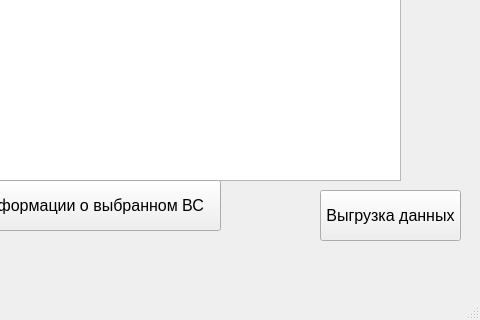
Before: the Qt Designer form mainwindow.ui in d1mas334/PPO_KR2, drawn with Qt 5; both pictures show x 320 to 800 and y 280 to 600 of the 800 by 600 pixel window.
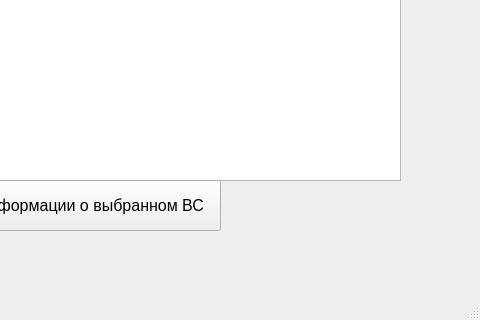
After: the same form once the commit is applied.

The edit to the form file:
```diff
--- a/mainwindow.ui
+++ b/mainwindow.ui
@@ -81,24 +81,6 @@
      <string>Фильтр</string>
     </property>
    </widget>
-   <widget class="QPushButton" name="pushButton_2">
-    <property name="geometry">
-     <rect>
-      <x>640</x>
-      <y>470</y>
-      <width>141</width>
-      <height>51</height>
-     </rect>
-    </property>
-    <property name="font">
-     <font>
-      <pointsize>12</pointsize>
-     </font>
-    </property>
-    <property name="text">
-     <string>Выгрузка данных</string>
-    </property>
-   </widget>
    <widget class="QPushButton" name="pushButton">
     <property name="geometry">
      <rect>
```
